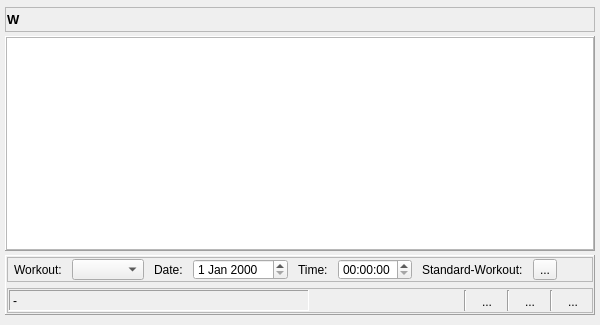
This is day_popup.ui in Tria-Andy/WorkoutEditor as Qt 5 draws it before an edit. The edited form follows.
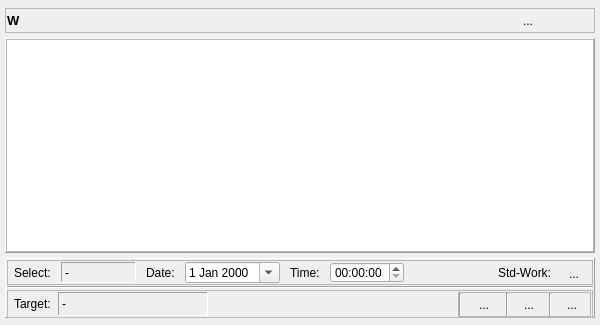
This is the edited form. Icons and pictures are not drawn.

Commit message: Planer: Merge Add and Edit Workouts to one UI #71

```diff
--- a/day_popup.ui
+++ b/day_popup.ui
@@ -39,7 +39,7 @@
     <number>5</number>
    </property>
    <property name="bottomMargin">
-    <number>5</number>
+    <number>3</number>
    </property>
    <item>
     <widget class="QFrame" name="frame_dayInfo">
@@ -97,6 +97,44 @@
         </property>
        </widget>
       </item>
+      <item>
+       <widget class="QToolButton" name="toolButton_dayEdit">
+        <property name="minimumSize">
+         <size>
+          <width>22</width>
+          <height>22</height>
+         </size>
+        </property>
+        <property name="maximumSize">
+         <size>
+          <width>22</width>
+          <height>22</height>
+         </size>
+        </property>
+        <property name="toolTip">
+         <string>Complete Day</string>
+        </property>
+        <property name="text">
+         <string>...</string>
+        </property>
+        <property name="icon">
+         <iconset resource="resources.qrc">
+          <normaloff>:/images/icons/Globe.png</normaloff>:/images/icons/Globe.png</iconset>
+        </property>
+        <property name="iconSize">
+         <size>
+          <width>18</width>
+          <height>18</height>
+         </size>
+        </property>
+        <property name="checkable">
+         <bool>true</bool>
+        </property>
+        <property name="autoRaise">
+         <bool>true</bool>
+        </property>
+       </widget>
+      </item>
       <item>
        <widget class="QToolButton" name="toolButton_edit">
         <property name="minimumSize">
@@ -127,6 +165,9 @@
           <height>18</height>
          </size>
         </property>
+        <property name="popupMode">
+         <enum>QToolButton::DelayedPopup</enum>
+        </property>
         <property name="autoRaise">
          <bool>true</bool>
         </property>
@@ -258,6 +299,9 @@
       <enum>QFrame::Raised</enum>
      </property>
      <layout class="QVBoxLayout" name="verticalLayout_2">
+      <property name="spacing">
+       <number>1</number>
+      </property>
       <property name="leftMargin">
        <number>1</number>
       </property>
@@ -309,15 +353,28 @@
          <item>
           <widget class="QLabel" name="label">
            <property name="text">
-            <string>Workout:</string>
-           </property>
-           <property name="buddy">
-            <cstring>comboBox</cstring>
+            <string>Select:</string>
            </property>
           </widget>
          </item>
          <item>
-          <widget class="QComboBox" name="comboBox"/>
+          <widget class="QLabel" name="label_selected">
+           <property name="minimumSize">
+            <size>
+             <width>75</width>
+             <height>0</height>
+            </size>
+           </property>
+           <property name="frameShape">
+            <enum>QFrame::Panel</enum>
+           </property>
+           <property name="frameShadow">
+            <enum>QFrame::Sunken</enum>
+           </property>
+           <property name="text">
+            <string>-</string>
+           </property>
+          </widget>
          </item>
          <item>
           <widget class="QLabel" name="label_2">
@@ -330,7 +387,11 @@
           </widget>
          </item>
          <item>
-          <widget class="QDateEdit" name="dateEdit"/>
+          <widget class="QDateEdit" name="dateEdit_workDate">
+           <property name="calendarPopup">
+            <bool>true</bool>
+           </property>
+          </widget>
          </item>
          <item>
           <widget class="QLabel" name="label_3">
@@ -343,53 +404,85 @@
           </widget>
          </item>
          <item>
-          <widget class="QTimeEdit" name="timeEdit"/>
+          <widget class="QTimeEdit" name="timeEdit_time"/>
+         </item>
+         <item>
+          <spacer name="horizontalSpacer_2">
+           <property name="orientation">
+            <enum>Qt::Horizontal</enum>
+           </property>
+           <property name="sizeHint" stdset="0">
+            <size>
+             <width>40</width>
+             <height>20</height>
+            </size>
+           </property>
+          </spacer>
          </item>
          <item>
           <widget class="QLabel" name="label_5">
            <property name="text">
-            <string>Standard-Workout:</string>
-           </property>
-           <property name="buddy">
-            <cstring>toolButton</cstring>
+            <string>Std-Work:</string>
            </property>
           </widget>
          </item>
          <item>
-          <widget class="QToolButton" name="toolButton">
+          <widget class="QToolButton" name="toolButton_stdwork">
+           <property name="minimumSize">
+            <size>
+             <width>24</width>
+             <height>24</height>
+            </size>
+           </property>
+           <property name="maximumSize">
+            <size>
+             <width>24</width>
+             <height>24</height>
+            </size>
+           </property>
+           <property name="toolTip">
+            <string>Load Standard Workout</string>
+           </property>
            <property name="text">
             <string>...</string>
            </property>
-          </widget>
-         </item>
-         <item>
-          <spacer name="horizontalSpacer">
-           <property name="orientation">
-            <enum>Qt::Horizontal</enum>
+           <property name="icon">
+            <iconset resource="resources.qrc">
+             <normaloff>:/images/icons/List.png</normaloff>:/images/icons/List.png</iconset>
            </property>
-           <property name="sizeHint" stdset="0">
+           <property name="iconSize">
             <size>
-             <width>40</width>
-             <height>20</height>
+             <width>18</width>
+             <height>18</height>
             </size>
            </property>
-          </spacer>
+           <property name="autoRaise">
+            <bool>true</bool>
+           </property>
+          </widget>
          </item>
         </layout>
        </widget>
       </item>
       <item>
-       <widget class="QFrame" name="frame_buttons">
+       <widget class="Line" name="line_4">
+        <property name="orientation">
+         <enum>Qt::Horizontal</enum>
+        </property>
+       </widget>
+      </item>
+      <item>
+       <widget class="QFrame" name="frame_target">
         <property name="minimumSize">
          <size>
           <width>0</width>
-          <height>25</height>
+          <height>28</height>
          </size>
         </property>
         <property name="maximumSize">
          <size>
           <width>16777215</width>
-          <height>25</height>
+          <height>28</height>
          </size>
         </property>
         <property name="frameShape">
@@ -400,10 +493,10 @@
         </property>
         <layout class="QHBoxLayout" name="horizontalLayout_3">
          <property name="spacing">
-          <number>2</number>
+          <number>7</number>
          </property>
          <property name="leftMargin">
-          <number>1</number>
+          <number>6</number>
          </property>
          <property name="topMargin">
           <number>1</number>
@@ -414,14 +507,27 @@
          <property name="bottomMargin">
           <number>1</number>
          </property>
+         <item>
+          <widget class="QLabel" name="label_4">
+           <property name="text">
+            <string>Target:</string>
+           </property>
+          </widget>
+         </item>
          <item>
           <widget class="QLabel" name="label_workoutInfo">
            <property name="minimumSize">
             <size>
-             <width>300</width>
+             <width>150</width>
              <height>0</height>
             </size>
            </property>
+           <property name="maximumSize">
+            <size>
+             <width>200</width>
+             <height>16777215</height>
+            </size>
+           </property>
            <property name="frameShape">
             <enum>QFrame::Panel</enum>
            </property>
@@ -434,7 +540,7 @@
           </widget>
          </item>
          <item>
-          <spacer name="horizontalSpacer_2">
+          <spacer name="horizontalSpacer">
            <property name="orientation">
             <enum>Qt::Horizontal</enum>
            </property>
@@ -447,120 +553,162 @@
           </spacer>
          </item>
          <item>
-          <widget class="Line" name="line">
-           <property name="orientation">
-            <enum>Qt::Vertical</enum>
-           </property>
-          </widget>
-         </item>
-         <item>
-          <widget class="QToolButton" name="toolButton_edit_2">
+          <widget class="QFrame" name="frame_buttons">
            <property name="minimumSize">
             <size>
-             <width>36</width>
-             <height>24</height>
+             <width>0</width>
+             <height>25</height>
             </size>
            </property>
-           <property name="maximumSize">
-            <size>
-             <width>36</width>
-             <height>24</height>
-            </size>
+           <property name="frameShape">
+            <enum>QFrame::StyledPanel</enum>
            </property>
-           <property name="text">
-            <string>...</string>
+           <property name="frameShadow">
+            <enum>QFrame::Raised</enum>
            </property>
-           <property name="icon">
-            <iconset resource="resources.qrc">
-             <normaloff>:/images/icons/OK.png</normaloff>:/images/icons/OK.png</iconset>
-           </property>
-           <property name="iconSize">
-            <size>
-             <width>18</width>
-             <height>18</height>
-            </size>
-           </property>
-           <property name="autoRaise">
-            <bool>true</bool>
-           </property>
-          </widget>
-         </item>
-         <item>
-          <widget class="Line" name="line_2">
-           <property name="orientation">
-            <enum>Qt::Vertical</enum>
-           </property>
-          </widget>
-         </item>
-         <item>
-          <widget class="QToolButton" name="toolButton_copy">
-           <property name="minimumSize">
-            <size>
-             <width>36</width>
-             <height>24</height>
-            </size>
-           </property>
-           <property name="maximumSize">
-            <size>
-             <width>36</width>
-             <height>24</height>
-            </size>
-           </property>
-           <property name="text">
-            <string>...</string>
-           </property>
-           <property name="icon">
-            <iconset resource="resources.qrc">
-             <normaloff>:/images/icons/Copy.png</normaloff>:/images/icons/Copy.png</iconset>
-           </property>
-           <property name="iconSize">
-            <size>
-             <width>18</width>
-             <height>18</height>
-            </size>
-           </property>
-           <property name="autoRaise">
-            <bool>true</bool>
-           </property>
-          </widget>
-         </item>
-         <item>
-          <widget class="Line" name="line_3">
-           <property name="orientation">
-            <enum>Qt::Vertical</enum>
-           </property>
-          </widget>
-         </item>
-         <item>
-          <widget class="QToolButton" name="toolButton_delete">
-           <property name="minimumSize">
-            <size>
-             <width>36</width>
-             <height>24</height>
-            </size>
-           </property>
-           <property name="maximumSize">
-            <size>
-             <width>36</width>
-             <height>24</height>
-            </size>
-           </property>
-           <property name="text">
-            <string>...</string>
-           </property>
-           <property name="icon">
-            <iconset resource="resources.qrc">
-             <normaloff>:/images/icons/Delete.png</normaloff>:/images/icons/Delete.png</iconset>
-           </property>
-           <property name="iconSize">
-            <size>
-             <width>18</width>
-             <height>18</height>
-            </size>
-           </property>
-           <property name="autoRaise">
-            <bool>true</bool>
-           </property>
+           <layout class="QHBoxLayout" name="horizontalLayout_5">
+            <property name="spacing">
+             <number>2</number>
+            </property>
+            <property name="leftMargin">
+             <number>0</number>
+            </property>
+            <property name="topMargin">
+             <number>0</number>
+            </property>
+            <property name="rightMargin">
+             <number>0</number>
+            </property>
+            <property name="bottomMargin">
+             <number>0</number>
+            </property>
+            <item>
+             <widget class="Line" name="line_2">
+              <property name="orientation">
+               <enum>Qt::Vertical</enum>
+              </property>
+             </widget>
+            </item>
+            <item>
+             <widget class="QToolButton" name="toolButton_editMove">
+              <property name="minimumSize">
+               <size>
+                <width>40</width>
+                <height>24</height>
+               </size>
+              </property>
+              <property name="maximumSize">
+               <size>
+                <width>40</width>
+                <height>24</height>
+               </size>
+              </property>
+              <property name="toolTip">
+               <string>Edit/Move</string>
+              </property>
+              <property name="text">
+               <string>...</string>
+              </property>
+              <property name="icon">
+               <iconset resource="resources.qrc">
+                <normaloff>:/images/icons/OK.png</normaloff>:/images/icons/OK.png</iconset>
+              </property>
+              <property name="iconSize">
+               <size>
+                <width>18</width>
+                <height>18</height>
+               </size>
+              </property>
+              <property name="autoRaise">
+               <bool>true</bool>
+              </property>
+             </widget>
+            </item>
+            <item>
+             <widget class="Line" name="line">
+              <property name="orientation">
+               <enum>Qt::Vertical</enum>
+              </property>
+             </widget>
+            </item>
+            <item>
+             <widget class="QToolButton" name="toolButton_copy">
+              <property name="minimumSize">
+               <size>
+                <width>36</width>
+                <height>24</height>
+               </size>
+              </property>
+              <property name="maximumSize">
+               <size>
+                <width>36</width>
+                <height>24</height>
+               </size>
+              </property>
+              <property name="toolTip">
+               <string>Copy</string>
+              </property>
+              <property name="text">
+               <string>...</string>
+              </property>
+              <property name="icon">
+               <iconset resource="resources.qrc">
+                <normaloff>:/images/icons/Copy.png</normaloff>:/images/icons/Copy.png</iconset>
+              </property>
+              <property name="iconSize">
+               <size>
+                <width>18</width>
+                <height>18</height>
+               </size>
+              </property>
+              <property name="autoRaise">
+               <bool>true</bool>
+              </property>
+             </widget>
+            </item>
+            <item>
+             <widget class="Line" name="line_3">
+              <property name="orientation">
+               <enum>Qt::Vertical</enum>
+              </property>
+             </widget>
+            </item>
+            <item>
+             <widget class="QToolButton" name="toolButton_delete">
+              <property name="minimumSize">
+               <size>
+                <width>36</width>
+                <height>24</height>
+               </size>
+              </property>
+              <property name="maximumSize">
+               <size>
+                <width>36</width>
+                <height>24</height>
+               </size>
+              </property>
+              <property name="toolTip">
+               <string>Delete</string>
+              </property>
+              <property name="text">
+               <string>...</string>
+              </property>
+              <property name="icon">
+               <iconset resource="resources.qrc">
+                <normaloff>:/images/icons/Delete.png</normaloff>:/images/icons/Delete.png</iconset>
+              </property>
+              <property name="iconSize">
+               <size>
+                <width>18</width>
+                <height>18</height>
+               </size>
+              </property>
+              <property name="autoRaise">
+               <bool>true</bool>
+              </property>
+             </widget>
+            </item>
+           </layout>
           </widget>
          </item>
         </layout>
```
Left out of the diff: 4 changed lines with no effect on the pictures. The commit also changes 14 other files.
